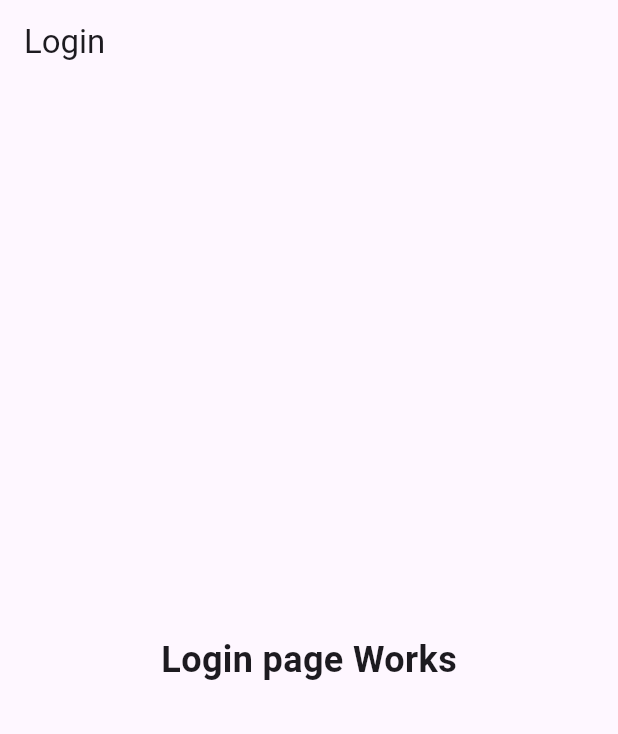
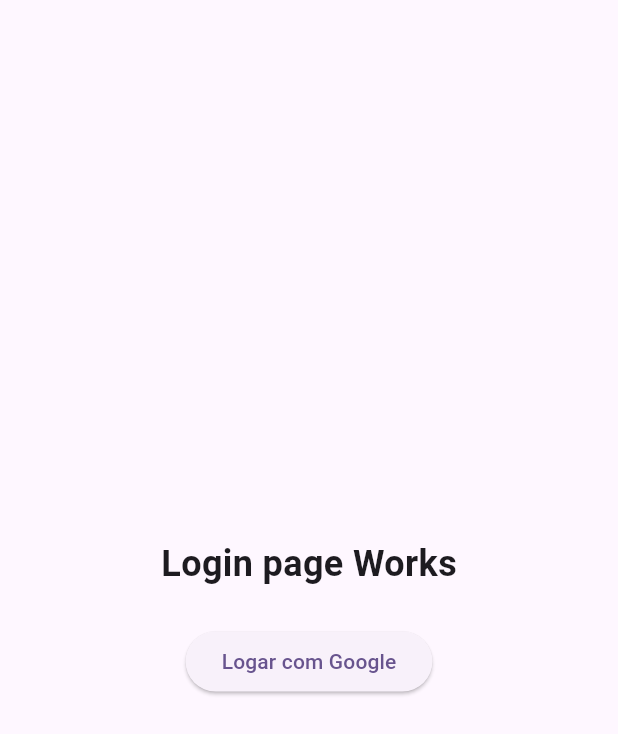
Before and after one commit to ViniciusdePSouza/flutter_PL, a Flutter app: the screen it shows after launch, on a phone screen of 412 x 824 dp. Shown: the top 734 px of the screen. Run offline on Flutter 3.47's test engine with Material 2 defaults, Android fonts, the phone set to English and light mode, and no system bars.

Commit message:
styles: estilos tela de login finalizado

```diff
--- a/flutter_pleno/lib/Pages/login_page.dart
+++ b/flutter_pleno/lib/Pages/login_page.dart
@@ -1,16 +1,29 @@
 import 'package:flutter/material.dart';
 
 class LoginPage extends StatelessWidget {
-  const LoginPage({super.key});
+  const LoginPage({Key? key}) : super(key: key); // Correção do construtor
+
+  void test() {
+    print('test');
+  }
 
   @override
   Widget build(BuildContext context) {
     return Scaffold(
-      appBar: AppBar(title: Text('Login')),
-      body:const Center(
-        child: Text(
-          'Login page Works',
-          style: TextStyle(fontWeight: FontWeight.w700, fontSize: 24),
+      body: Center(
+        child: Column(
+          mainAxisAlignment: MainAxisAlignment.center,
+          children: [
+            const Text(
+              'Login page Works',
+              style: TextStyle(fontWeight: FontWeight.w700, fontSize: 24),
+            ),
+            const SizedBox(height: 24),
+            ElevatedButton(
+              onPressed: test,
+              child: Text('Logar com Google'),
+            )
+          ],
         ),
       ),
     );
```
